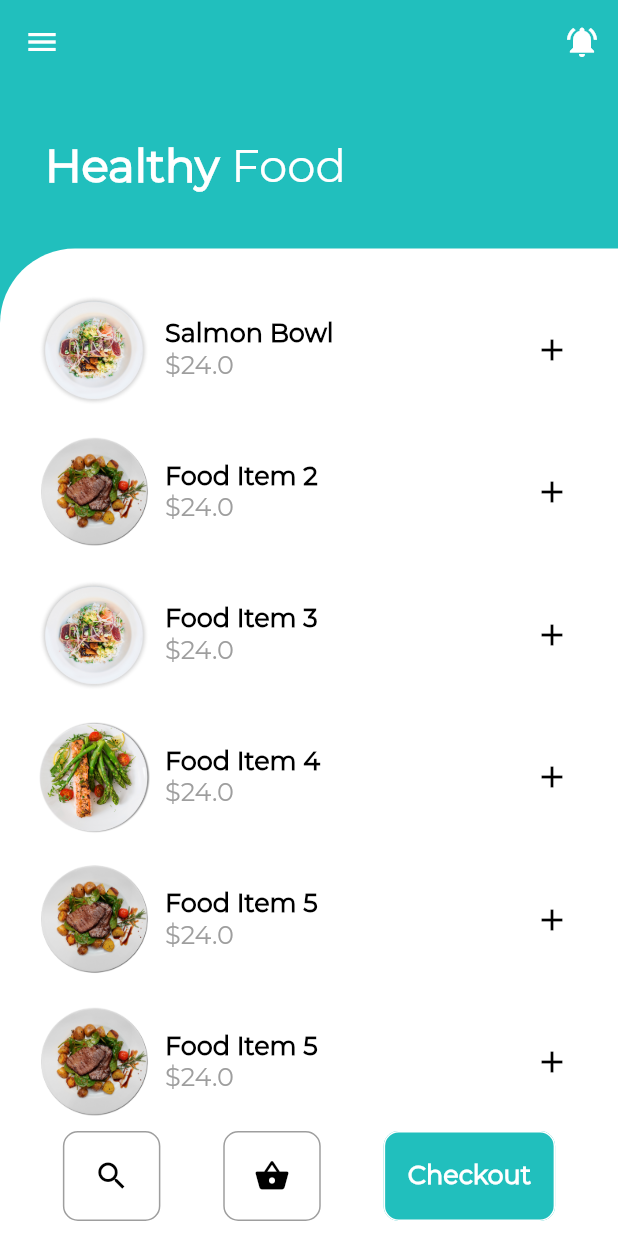
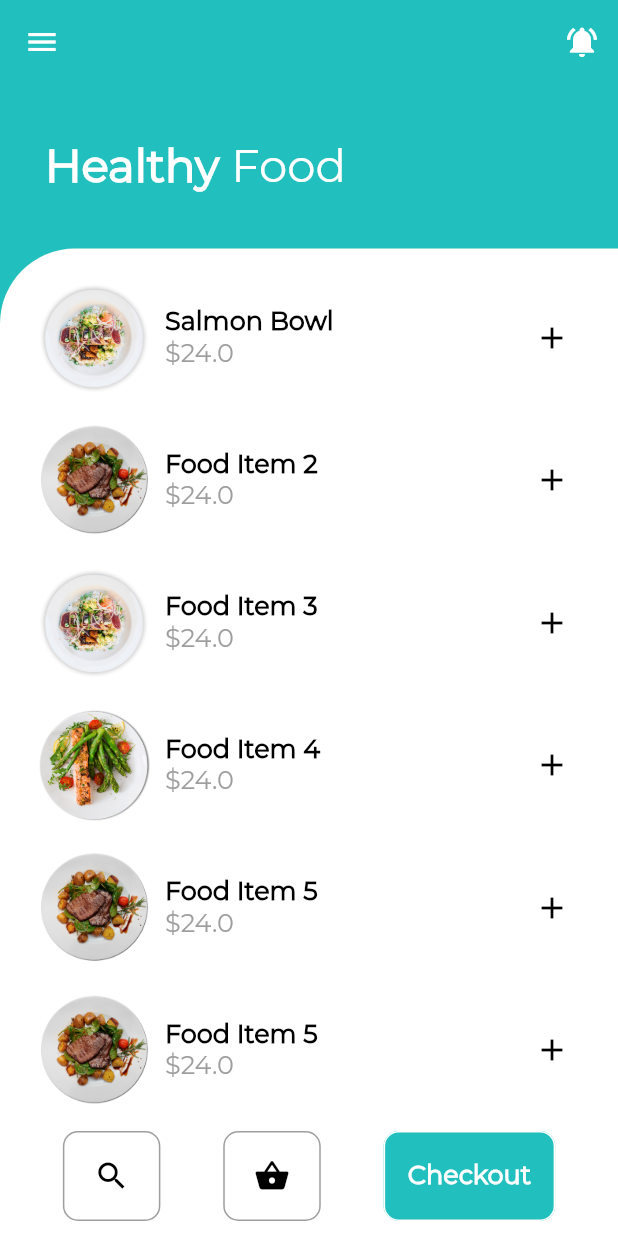
Before and after one commit to YuvinNP/flutter-poc-app-ui, a Flutter app: the screen it shows after launch, on a phone screen of 412 x 824 dp. Run offline on Flutter 3.47's test engine with Material 2 defaults, Android fonts, the phone set to English and light mode, and no system bars.

Commit message:
code changes in screens

```diff
--- a/lib/src/screens/first_screen.dart
+++ b/lib/src/screens/first_screen.dart
@@ -51,7 +51,7 @@ class FirstScreen extends StatelessWidget {
         Expanded(
           flex: 6,
           child: Container(
-              padding: EdgeInsets.only(top: 10.0),
+              padding: EdgeInsets.only(top: 2.0),
               height: MediaQuery.of(context).size.height - 158,
               decoration: BoxDecoration(
                   color: Colors.white,
```
